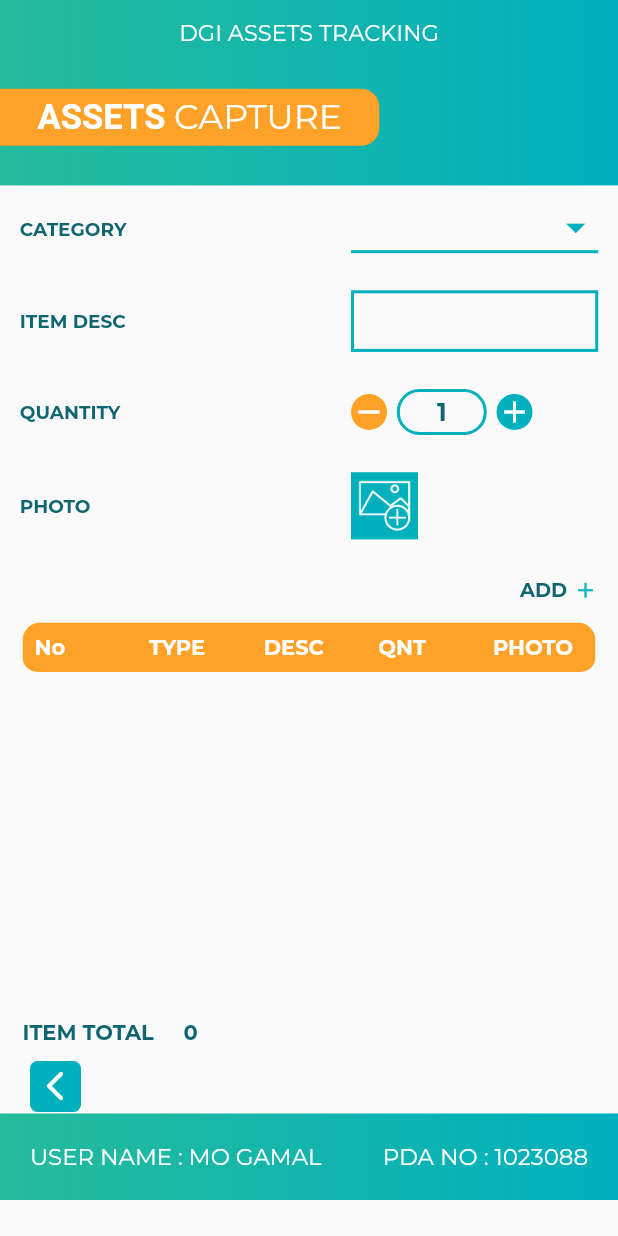
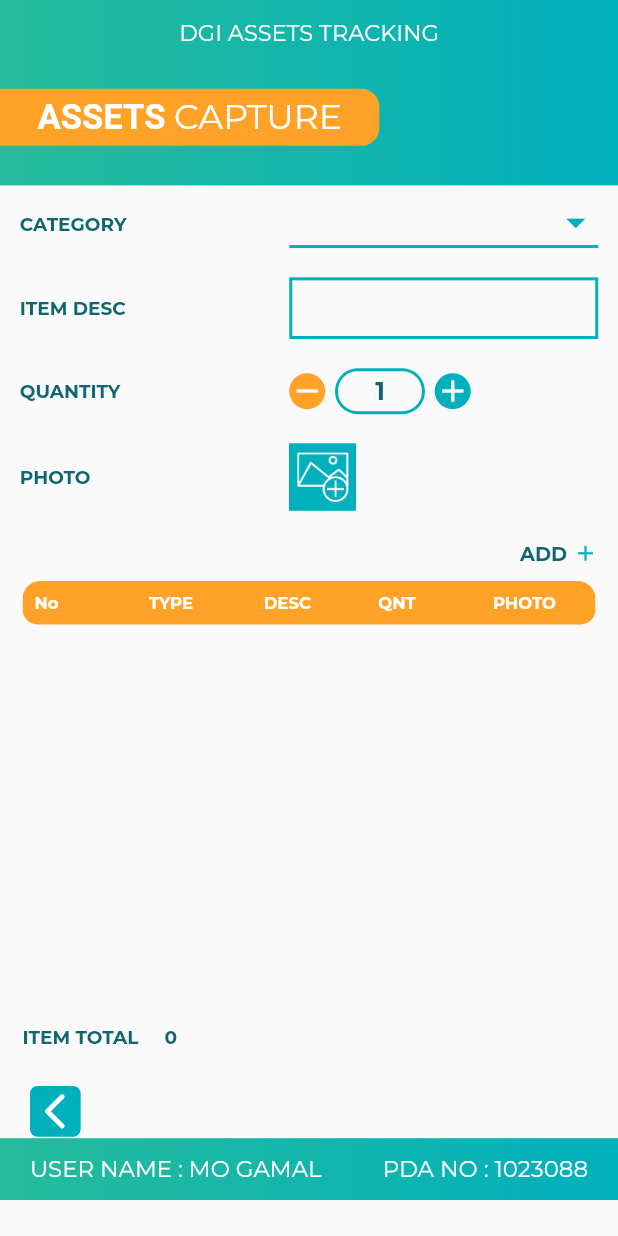
Before and after one commit to Ahmed2120/DGI, a Flutter app: the AssetsCapture screen opened directly, on a phone screen of 412 x 824 dp. Run offline on Flutter 3.47's test engine with Material 2 defaults, Android fonts, the phone set to English and light mode, and no system bars; our stand-ins replace camera, dropdown_button2, percent_indicator, sqflite; missing offline and left inert: flutter_barcode_scanner; accounts and stored records are empty.

Commit message:
Responsive

```diff
--- a/lib/Utility/CustomWidgetBuilder.dart
+++ b/lib/Utility/CustomWidgetBuilder.dart
@@ -35,9 +35,9 @@ class CustomWidgetBuilder{
     );
   }
 
- static Container buildArrow(BuildContext context, Icon icon, Function function) {
+ static Container buildArrow(BuildContext context, Size dSize, Icon icon, Function function) {
     return Container(
-      padding: EdgeInsets.all(5),
+      padding: EdgeInsets.all(dSize.width * 0.006),
       // alignment: Alignment.center,
       decoration: BoxDecoration(
           color: Color(0xFF00B0BD),
@@ -48,6 +48,7 @@ class CustomWidgetBuilder{
           alignment: Alignment.center,
           child: Icon(
             icon.icon,
+            size: dSize.width * 0.07,
             color: Colors.white,
           ),
         ),
--- a/lib/Utility/footer.dart
+++ b/lib/Utility/footer.dart
@@ -6,8 +6,8 @@ class Footer extends StatelessWidget {
   @override
   Widget build(BuildContext context) {
     final dSize = MediaQuery.of(context).size;
-    print('hhh ${dSize.height * 0.01}');
-    print('hhh ${dSize.width * 0.04}');
+    // print('hhh ${dSize.height * 0.01}');
+    // print('hhh ${dSize.width * 0.04}');
     return Container(
         width: double.infinity,
         height: dSize.height * 0.05,
--- a/lib/screens/about.dart
+++ b/lib/screens/about.dart
@@ -61,7 +61,11 @@ class AboutUs extends StatelessWidget {
               child: Row(
                 mainAxisAlignment: MainAxisAlignment.spaceBetween,
                 children: [
-                  CustomWidgetBuilder.buildArrow(context, const Icon(Icons.arrow_back_ios), ()=>Navigator.of(context).pop()),
+                  CustomWidgetBuilder.buildArrow(
+                      context,
+                      dSize,
+                      Icon(Icons.arrow_back_ios_rounded),
+                          () => Navigator.of(context).pop()),
                 ],
               ),
             ),
--- a/lib/screens/assets_capture_screen.dart
+++ b/lib/screens/assets_capture_screen.dart
@@ -4,6 +4,7 @@ import 'dart:typed_data';
 import 'package:camera/camera.dart';
 import 'package:dgi/Services/CategoryService.dart';
 import 'package:dgi/Services/ItemService.dart';
+import 'package:dgi/Utility/footer.dart';
 import 'package:dgi/model/category.dart';
 import 'package:dgi/model/item.dart';
 import 'package:dgi/screens/take_picture_page.dart';
@@ -44,6 +45,7 @@ class _AssetsCaptureState extends State<AssetsCapture> {
   @override
   Widget build(BuildContext context) {
     final dSize = MediaQuery.of(context).size;
+    print('width: ${dSize.width * 0.01}');
     return Scaffold(
         body: SafeArea(
       child: SingleChildScrollView(
@@ -110,13 +112,13 @@ class _AssetsCaptureState extends State<AssetsCapture> {
                   ],
                 ),
               ),
-              Expanded(
-                child: Padding(
-                  padding: EdgeInsets.all(dSize.height * 0.016),
+              Container(
+                height: dSize.height * 0.32,
+                padding: EdgeInsets.symmetric(horizontal: dSize.height * 0.016),
                 child: Form(
                   key: _formKey,
                   child: Column(
-                      mainAxisAlignment: MainAxisAlignment.spaceBetween,
+                    mainAxisAlignment: MainAxisAlignment.spaceAround,
                     children: [
                       dropdownMenu('CATEGORY', dSize,
                           categories.map((e) => e.name).toList()),
@@ -125,7 +127,7 @@ class _AssetsCaptureState extends State<AssetsCapture> {
                           buildText('ITEM DESC', dSize),
                           Spacer(),
                           Container(
-                              width: dSize.width * 0.4,
+                            width: dSize.width * 0.5,
                             decoration: BoxDecoration(
                               border: Border.all(
                                   color: const Color(0xFF00B0BD), width: 2.0),
@@ -146,7 +148,7 @@ class _AssetsCaptureState extends State<AssetsCapture> {
                           buildText('QUANTITY', dSize),
                           Spacer(),
                           SizedBox(
-                              width: dSize.width * 0.4,
+                            width: dSize.width * 0.5,
                             child: Row(
                               mainAxisAlignment: MainAxisAlignment.start,
                               children: [
@@ -213,7 +215,7 @@ class _AssetsCaptureState extends State<AssetsCapture> {
                           Spacer(),
                           InkWell(
                             child: SizedBox(
-                                width: dSize.width * 0.4,
+                              width: dSize.width * 0.5,
                               child: Image.asset(
                                 'assets/icons/0-16.jpg',
                                 height: dSize.height * 0.055,
@@ -241,13 +243,12 @@ class _AssetsCaptureState extends State<AssetsCapture> {
                   ),
                 ),
               ),
-              ),
               Expanded(
                 child: Column(
                   children: [
                     Container(
                       padding: const EdgeInsets.symmetric(horizontal: 15),
-                      height: dSize.height * 0.321,
+                      height: dSize.height * 0.36,
                       child:ClipRRect(
                         borderRadius: BorderRadius.circular(12),
                         child: ListView(
@@ -265,6 +266,7 @@ class _AssetsCaptureState extends State<AssetsCapture> {
                       child: Text(
                         'ITEM TOTAL     ${items.length}',
                         style: TextStyle(
+                          fontSize: dSize.width * 0.03,
                             color: Color(0xFF0F6671),
                             fontWeight: FontWeight.bold),
                       ),
@@ -294,39 +296,13 @@ class _AssetsCaptureState extends State<AssetsCapture> {
                     // ),
                     CustomWidgetBuilder.buildArrow(
                         context,
+                        dSize,
                         Icon(Icons.arrow_back_ios_rounded),
                         () => Navigator.of(context).pop()),
                   ],
                 ),
               ),
-              Container(
-                  width: double.infinity,
-                  height: dSize.height * 0.07,
-                  padding: EdgeInsets.symmetric(vertical: 12, horizontal: 20),
-                  decoration: const BoxDecoration(
-                      gradient: LinearGradient(
-                          colors: [
-                            Color(0xFF26BB9B),
-                            Color(0xFF00B0BD),
-                          ],
-                          begin: Alignment.centerLeft,
-                          end: Alignment.centerRight,
-                          stops: [0, 1])),
-                  child: Row(
-                    mainAxisAlignment: MainAxisAlignment.spaceBetween,
-                    children: [
-                      Text(
-                        'USER NAME : MO GAMAL',
-                        style: TextStyle(
-                            color: Colors.white, fontSize: dSize.width * 0.037),
-                      ),
-                      Text(
-                        'PDA NO : 1023088',
-                        style: TextStyle(
-                            color: Colors.white, fontSize: dSize.width * 0.037),
-                      ),
-                    ],
-                  ))
+              Footer()
             ],
           ),
         ),
@@ -351,6 +327,7 @@ class _AssetsCaptureState extends State<AssetsCapture> {
                       ? Text(
                           '$cell',
                           style: TextStyle(
+                            fontSize: 11,
                               color:
                                   isHeader ? Colors.white : Color(0xFF0F6671),
                               fontWeight: isHeader
@@ -472,7 +449,7 @@ class _AssetsCaptureState extends State<AssetsCapture> {
           decoration: const BoxDecoration(
               border: Border(
                   bottom: BorderSide(color: Color(0xFF00B0BD), width: 2))),
-          width: dSize.width * 0.4,
+          width: dSize.width * 0.5,
           child: DropdownButtonHideUnderline(
             child: DropdownButton<String>(
               value: value,
--- a/lib/screens/assets_check.dart
+++ b/lib/screens/assets_check.dart
@@ -309,7 +309,11 @@ class _AssetsCheckState extends State<AssetsCheck> {
                 child: Row(
                   mainAxisAlignment: MainAxisAlignment.spaceBetween,
                   children: [
-                    CustomWidgetBuilder.buildArrow(context, Icon(Icons.arrow_back_ios_outlined), ()=>Navigator.of(context).pop()),
+                    CustomWidgetBuilder.buildArrow(
+                        context,
+                        dSize,
+                        Icon(Icons.arrow_back_ios_rounded),
+                            () => Navigator.of(context).pop()),
                   ],
                 ),
               ),
--- a/lib/screens/assets_details.dart
+++ b/lib/screens/assets_details.dart
@@ -257,7 +257,11 @@ class _AssetsDetailsState extends State<AssetsDetails> {
                 child: Row(
                   mainAxisAlignment: MainAxisAlignment.spaceBetween,
                   children: [
-                    CustomWidgetBuilder.buildArrow(context, Icon(Icons.arrow_back_ios_rounded), ()=>Navigator.of(context).pop()),
+                    CustomWidgetBuilder.buildArrow(
+                        context,
+                        dSize,
+                        Icon(Icons.arrow_back_ios_rounded),
+                            () => Navigator.of(context).pop()),
                   ],
                 ),
               ),
--- a/lib/screens/settings.dart
+++ b/lib/screens/settings.dart
@@ -307,7 +307,11 @@ class _SettingsState extends State<Settings> {
                     child: Row(
                       mainAxisAlignment: MainAxisAlignment.spaceBetween,
                       children: [
-                        CustomWidgetBuilder.buildArrow(context, const Icon(Icons.arrow_back_ios), ()=>Navigator.of(context).pop()),
+                        CustomWidgetBuilder.buildArrow(
+                            context,
+                            dSize,
+                            Icon(Icons.arrow_back_ios_rounded),
+                                () => Navigator.of(context).pop()),
                       ],
                     ),
                   ),
```
Also changed, not shown: lib/screens/assets_counter_screen.dart (+6 -2 lines), lib/screens/assets_verification_screen.dart (+6 -2 lines), lib/screens/home_page.dart (+21 -15 lines), lib/screens/item_capture_screen.dart (+6 -2 lines). Lines whose indentation alone changed are shown as unchanged.
